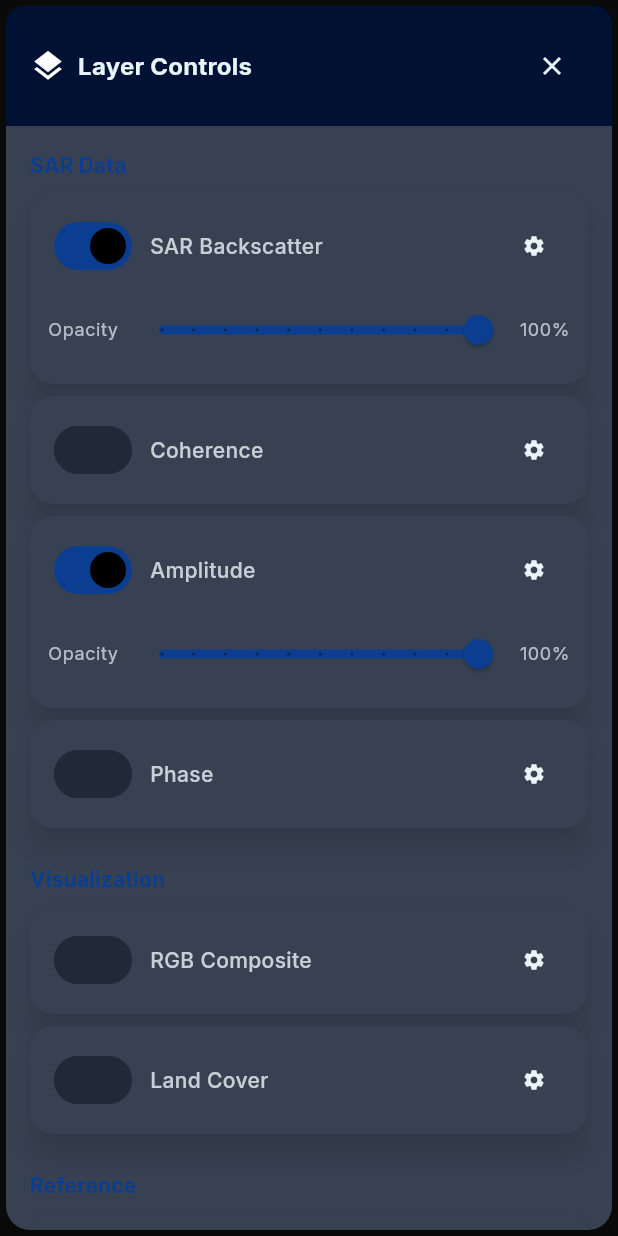
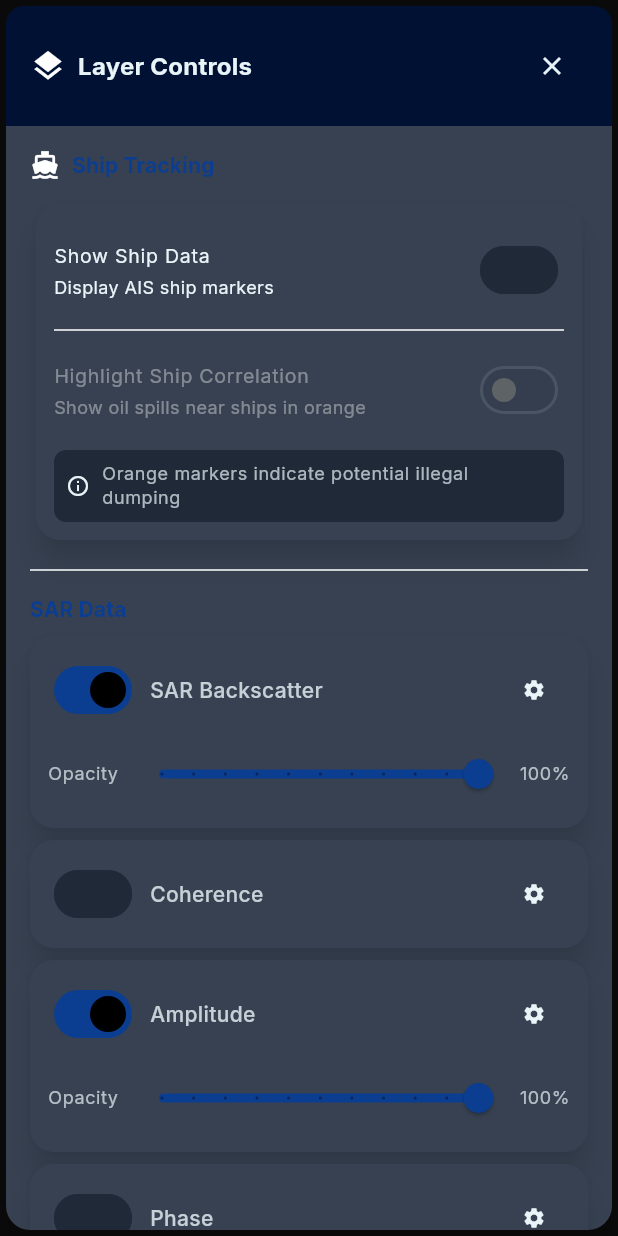
Before and after one commit to pranalitalla8/sarveillance, a Flutter app: the LayerControlPanel widget shown alone on an empty page, opened directly with empty values, on a phone screen of 412 x 824 dp. Run offline on Flutter 3.47's test engine with Material 3 defaults, Android fonts, the phone set to English and light mode, and no system bars; our stand-ins replace csv, flutter_map, google_fonts, latlong2.

Commit message:
added ship tracking layer sample

```diff
--- a/lib/screens/analyze_screen.dart
+++ b/lib/screens/analyze_screen.dart
@@ -18,6 +18,8 @@ class AnalyzeScreen extends StatefulWidget {
 class _AnalyzeScreenState extends State<AnalyzeScreen> {
   bool _showLayerPanel = false;
   bool _showMeasurementTools = false;
+  bool _showShipLayer = true;
+  bool _highlightShipCorrelation = true;
   String _selectedTool = 'none';
   List<OilSpillData> _oilSpillData = [];
   bool _isLoading = true;
@@ -164,8 +166,8 @@ class _AnalyzeScreenState extends State<AnalyzeScreen> {
                       radius = 5;
                     }
 
-                    // Highlight ship-related oil spills in orange
-                    if (point.isOilCandidate && point.isShipRelated) {
+                    // Highlight ship-related oil spills in orange (when enabled)
+                    if (_highlightShipCorrelation && point.isOilCandidate && point.isShipRelated) {
                       markerColor = Colors.orange.withOpacity(0.8);
                       radius = 10;
                     }
@@ -213,6 +215,14 @@ class _AnalyzeScreenState extends State<AnalyzeScreen> {
               width: 300,
               child: LayerControlPanel(
                 onClose: () => setState(() => _showLayerPanel = false),
+                showShipLayer: _showShipLayer,
+                highlightShipCorrelation: _highlightShipCorrelation,
+                onShipLayerChanged: (value) {
+                  setState(() => _showShipLayer = value);
+                },
+                onShipCorrelationChanged: (value) {
+                  setState(() => _highlightShipCorrelation = value);
+                },
               ),
             ),
           if (_showMeasurementTools)
--- a/lib/widgets/layer_control_panel.dart
+++ b/lib/widgets/layer_control_panel.dart
@@ -2,10 +2,18 @@ import 'package:flutter/material.dart';
 
 class LayerControlPanel extends StatefulWidget {
   final VoidCallback onClose;
+  final bool showShipLayer;
+  final bool highlightShipCorrelation;
+  final ValueChanged<bool> onShipLayerChanged;
+  final ValueChanged<bool> onShipCorrelationChanged;
 
   const LayerControlPanel({
     super.key,
     required this.onClose,
+    required this.showShipLayer,
+    required this.highlightShipCorrelation,
+    required this.onShipLayerChanged,
+    required this.onShipCorrelationChanged,
   });
 
   @override
@@ -74,6 +82,8 @@ class _LayerControlPanelState extends State<LayerControlPanel> {
             child: ListView(
               padding: const EdgeInsets.all(16),
               children: [
+                _buildShipTrackingSection(),
+                const Divider(height: 32),
                 _buildLayerSection('SAR Data', [
                   'SAR Backscatter',
                   'Coherence',
@@ -96,6 +106,78 @@ class _LayerControlPanelState extends State<LayerControlPanel> {
           ),
         ],
       ),
+    );
+  }
+
+  Widget _buildShipTrackingSection() {
+    return Column(
+      crossAxisAlignment: CrossAxisAlignment.start,
+      children: [
+        Row(
+          children: [
+            const Icon(Icons.directions_boat, size: 20),
+            const SizedBox(width: 8),
+            Text(
+              'Ship Tracking',
+              style: Theme.of(context).textTheme.titleSmall?.copyWith(
+                fontWeight: FontWeight.bold,
+                color: Theme.of(context).colorScheme.primary,
+              ),
+            ),
+          ],
+        ),
+        const SizedBox(height: 12),
+        Card(
+          child: Padding(
+            padding: const EdgeInsets.all(12),
+            child: Column(
+              children: [
+                SwitchListTile(
+                  value: widget.showShipLayer,
+                  onChanged: widget.onShipLayerChanged,
+                  title: const Text('Show Ship Data'),
+                  subtitle: const Text('Display AIS ship markers'),
+                  contentPadding: EdgeInsets.zero,
+                  dense: true,
+                ),
+                const Divider(),
+                SwitchListTile(
+                  value: widget.highlightShipCorrelation,
+                  onChanged: widget.showShipLayer ? widget.onShipCorrelationChanged : null,
+                  title: const Text('Highlight Ship Correlation'),
+                  subtitle: const Text('Show oil spills near ships in orange'),
+                  contentPadding: EdgeInsets.zero,
+                  dense: true,
+                ),
+                const SizedBox(height: 8),
+                Container(
+                  padding: const EdgeInsets.all(8),
+                  decoration: BoxDecoration(
+                    color: Theme.of(context).colorScheme.surfaceContainerHighest,
+                    borderRadius: BorderRadius.circular(8),
+                  ),
+                  child: Row(
+                    children: [
+                      Icon(
+                        Icons.info_outline,
+                        size: 16,
+                        color: Theme.of(context).colorScheme.onSurfaceVariant,
+                      ),
+                      const SizedBox(width: 8),
+                      Expanded(
+                        child: Text(
+                          'Orange markers indicate potential illegal dumping',
+                          style: Theme.of(context).textTheme.bodySmall,
+                        ),
+                      ),
+                    ],
+                  ),
+                ),
+              ],
+            ),
+          ),
+        ),
+      ],
     );
   }
 
```
